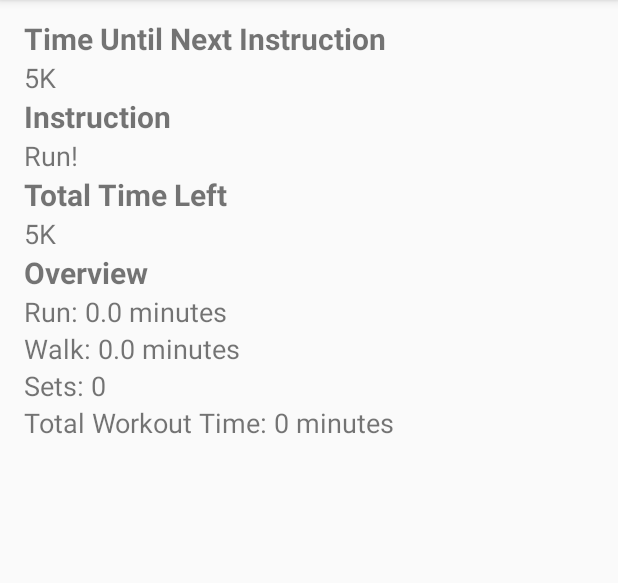
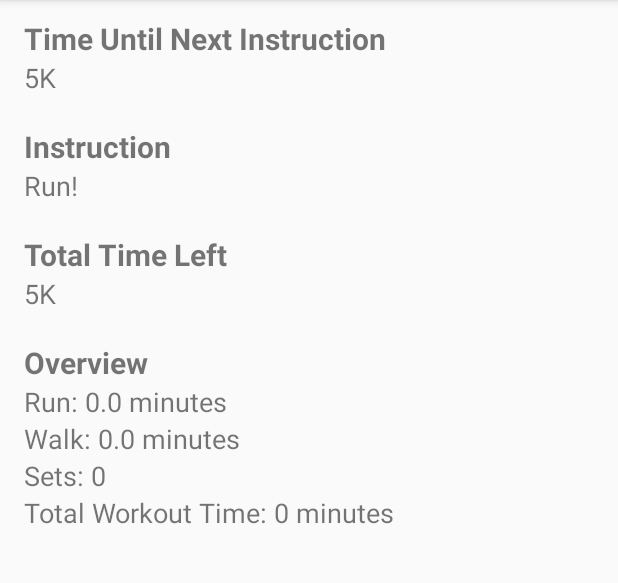
Before and after one commit to heenana/RunningApp, an Android app: the DuringWorkout screen opened directly, with no data from a screen before it, on a phone screen of 412 x 824 dp, the part 84-667 px from its top. Run offline under Robolectric (Android 15) with nearby library versions, the phone set to English and light mode, and no system bars; 3 statements that could not run were skipped.

Commit message:
Taking out the extra 10 minutes for warm up and cool down

```diff
--- a/app/src/main/java/heenan/runningapp/DayOverview.java
+++ b/app/src/main/java/heenan/runningapp/DayOverview.java
@@ -48,7 +48,7 @@ public class DayOverview extends AppCompatActivity {
         String sets = day_data[2];
         String run = day_data[3];
         String walk = day_data[4];
-        length = (Double.parseDouble(walk) + Double.parseDouble(run)) * Double.parseDouble(sets) + 10;
+        length = (Double.parseDouble(walk) + Double.parseDouble(run)) * Double.parseDouble(sets);
 
         setTitle(getString(R.string.day_overview_title) + " " + day_number + ": " + completed);
 
--- a/app/src/main/res/layout/activity_during_workout.xml
+++ b/app/src/main/res/layout/activity_during_workout.xml
@@ -42,6 +42,7 @@
             android:layout_width="match_parent"
             android:layout_height="wrap_content"
             android:textSize="20sp"
+            android:layout_marginTop="20dp"
             android:textStyle="bold"
             android:text="Instruction"
             />
@@ -59,6 +60,7 @@
             android:layout_width="match_parent"
             android:layout_height="wrap_content"
             android:textSize="20sp"
+            android:layout_marginTop="20dp"
             android:textStyle="bold"
             android:text="Total Time Left"
             />
@@ -76,6 +78,7 @@
             android:layout_width="match_parent"
             android:layout_height="wrap_content"
             android:textSize="20sp"
+            android:layout_marginTop="20dp"
             android:textStyle="bold"
             android:text="Overview"
             />
```
